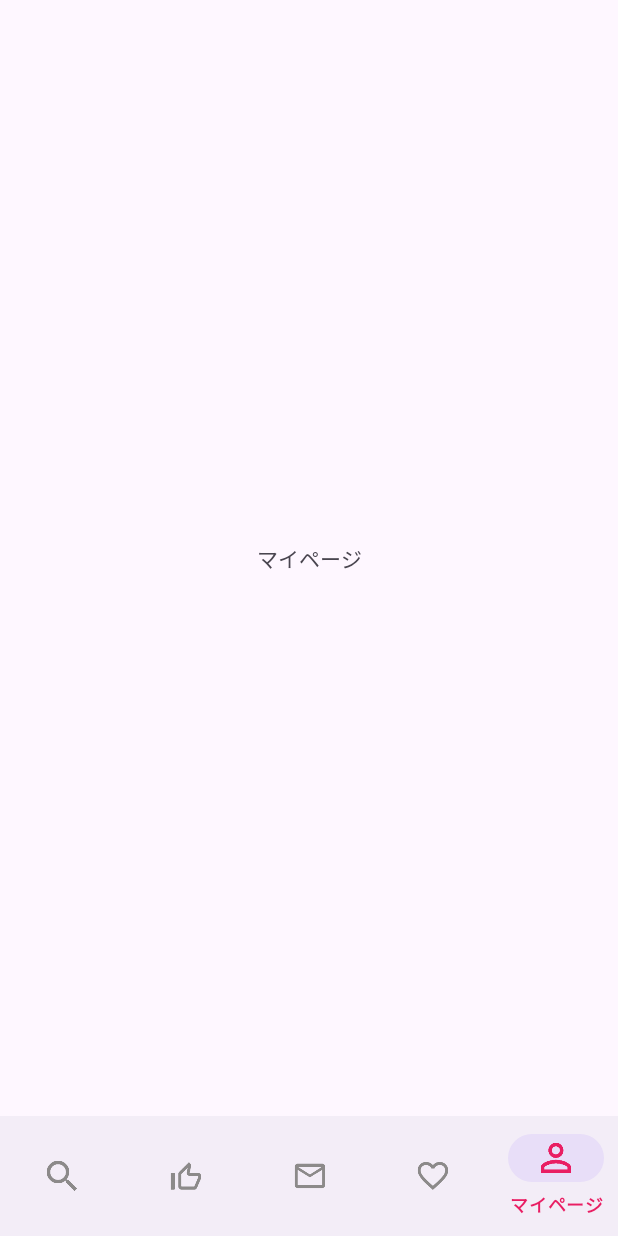
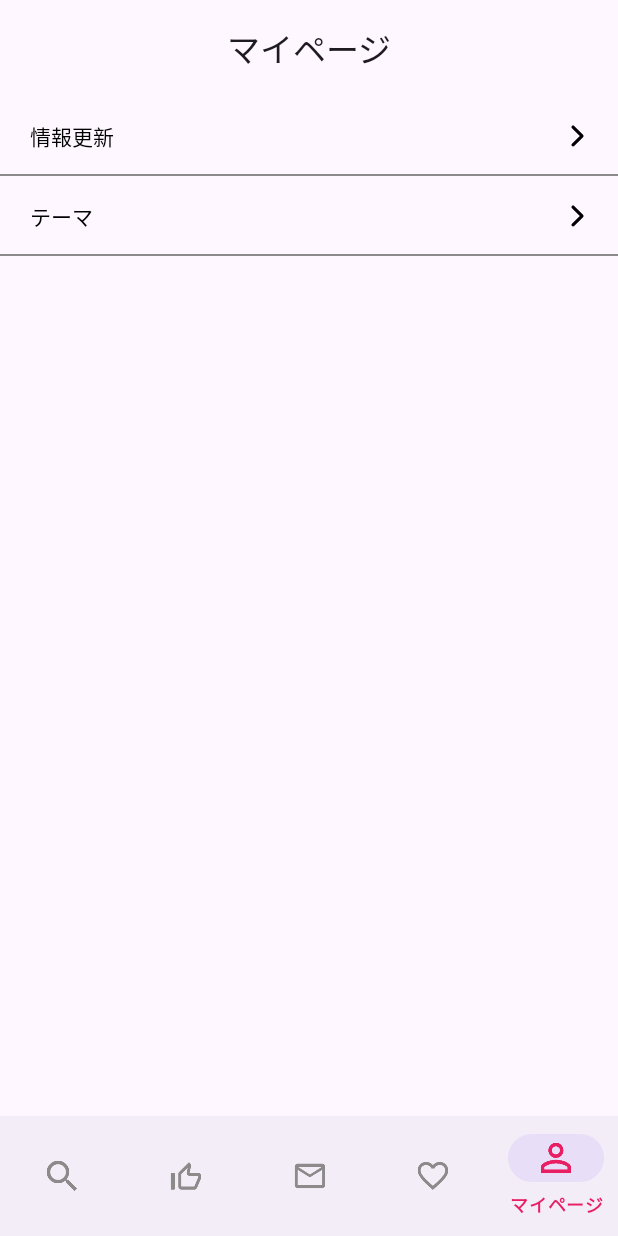
Before and after one commit to JongSeok-327/matching, an Android app: the MyPageFragment screen opened through its navigation route, on a phone screen of 412 x 824 dp. Run offline under Robolectric (Android 15) with nearby library versions, the phone set to English and light mode, and no system bars; our stand-ins replace navigation-ui; 1 statement that could not run was skipped.

Commit message:
temp saved.
- add to my page fragment.

```diff
--- a/app/src/main/java/com/bae/matching/utils/Constants.kt
+++ b/app/src/main/java/com/bae/matching/utils/Constants.kt
@@ -11,3 +11,9 @@ const val USER_LIST_TABLE_NAME = "user_list"
 // Preference
 const val PREF_TIME = "PREF_TIME"
 const val PREF_CACHE_DURATION = "PREF_CACHE_DURATION"
+const val PREF_THEME = "PREF_THEME"
+
+// Theme
+const val THEME_LIGHT_MODE   = "light"
+const val THEME_DARK_MODE    = "dark"
+const val THEME_DEFAULT_MODE = "default"
--- /dev/null
+++ b/app/src/main/java/com/bae/matching/utils/MyPageItem.kt
@@ -0,0 +1,10 @@
+package com.bae.matching.utils
+
+import androidx.annotation.StringRes
+import com.bae.matching.R
+
+enum class MyPageItem(@StringRes val stringRes: Int)
+{
+    MY_INFORMATION(R.string.my_page_my_information),
+    THEME(R.string.my_page_theme)
+}
--- a/app/src/main/java/com/bae/matching/utils/SharedPreferencesHelper.kt
+++ b/app/src/main/java/com/bae/matching/utils/SharedPreferencesHelper.kt
@@ -31,4 +31,5 @@ class SharedPreferencesHelper
 
     fun getUpdateTime() = prefs?.getLong(PREF_TIME, 0)
     fun getCacheDuration() = prefs?.getString(PREF_CACHE_DURATION, "")
+    fun getTheme() = prefs?.getString(PREF_THEME, THEME_DEFAULT_MODE)
 }
--- /dev/null
+++ b/app/src/main/java/com/bae/matching/views/adapter/MyPageListAdapter.kt
@@ -0,0 +1,32 @@
+package com.bae.matching.views.adapter
+
+import android.view.LayoutInflater
+import android.view.ViewGroup
+import androidx.recyclerview.widget.RecyclerView
+import com.bae.matching.databinding.ItemMyPageBinding
+import com.bae.matching.utils.MyPageItem
+
+class MyPageListAdapter(private val callback: (MyPageItem) -> Unit)
+    :RecyclerView.Adapter<MyPageListAdapter.MyPageViewHolder>()
+{
+    override fun onCreateViewHolder(parent: ViewGroup, viewType: Int): MyPageViewHolder {
+        val binding = ItemMyPageBinding.inflate(LayoutInflater.from(parent.context), parent, false)
+        return MyPageViewHolder(binding)
+    }
+
+
+    override fun onBindViewHolder(holder: MyPageViewHolder, position: Int) {
+        val item = MyPageItem.values()[position]
+        holder.binding.apply {
+            textTitle.setText(item.stringRes)
+            root.setOnClickListener {
+                callback.invoke(item)
+            }
+        }
+    }
+
+    override fun getItemCount(): Int = MyPageItem.values().size
+
+    inner class MyPageViewHolder(val binding: ItemMyPageBinding):
+        RecyclerView.ViewHolder(binding.root)
+}
--- /dev/null
+++ b/app/src/main/res/drawable/right_arrow.xml
@@ -0,0 +1,9 @@
+<vector xmlns:android="http://schemas.android.com/apk/res/android"
+    android:width="24dp"
+    android:height="24dp"
+    android:viewportWidth="24"
+    android:viewportHeight="24">
+  <path
+      android:pathData="M9.306,18.694C9.714,19.102 10.376,19.102 10.784,18.694L16.697,12.793C16.923,12.568 17.024,12.265 17,11.971C17.006,11.696 16.904,11.419 16.694,11.21L10.784,5.306C10.376,4.898 9.714,4.898 9.306,5.306C8.898,5.713 8.898,6.374 9.306,6.782L14.533,12.002L9.306,17.219C8.897,17.626 8.897,18.287 9.306,18.694Z"
+      android:fillColor="#000000"/>
+</vector>
--- a/app/src/main/res/layout/fragment_my_page.xml
+++ b/app/src/main/res/layout/fragment_my_page.xml
@@ -1,14 +1,30 @@
 <?xml version="1.0" encoding="utf-8"?>
-<FrameLayout xmlns:android="http://schemas.android.com/apk/res/android"
+<androidx.constraintlayout.widget.ConstraintLayout xmlns:android="http://schemas.android.com/apk/res/android"
+    xmlns:app="http://schemas.android.com/apk/res-auto"
     xmlns:tools="http://schemas.android.com/tools"
     android:layout_width="match_parent"
     android:layout_height="match_parent"
     tools:context=".views.fragment.MyPageFragment">
 
-    <TextView
-        android:layout_width="match_parent"
-        android:layout_height="match_parent"
-        android:gravity="center"
-        android:text="@string/tab_bar_item_5_title" />
+    <com.google.android.material.appbar.MaterialToolbar
+        android:id="@+id/toolbar"
+        android:layout_width="0dp"
+        android:layout_height="wrap_content"
+        android:elevation="3dp"
+        android:minHeight="?attr/actionBarSize"
+        app:layout_constraintEnd_toEndOf="parent"
+        app:layout_constraintStart_toStartOf="parent"
+        app:layout_constraintTop_toTopOf="parent"
+        app:title="@string/tab_bar_item_5_title"
+        app:titleCentered="true" />
 
-</FrameLayout>
+    <androidx.recyclerview.widget.RecyclerView
+        android:id="@+id/recycler"
+        android:layout_width="0dp"
+        android:layout_height="0dp"
+        app:layoutManager="androidx.recyclerview.widget.LinearLayoutManager"
+        app:layout_constraintBottom_toBottomOf="parent"
+        app:layout_constraintEnd_toEndOf="parent"
+        app:layout_constraintStart_toStartOf="parent"
+        app:layout_constraintTop_toBottomOf="@id/toolbar" />
+</androidx.constraintlayout.widget.ConstraintLayout>
--- a/app/src/main/res/layout/fragment_user_detail.xml
+++ b/app/src/main/res/layout/fragment_user_detail.xml
@@ -12,6 +12,7 @@
         android:layout_height="wrap_content"
         android:minHeight="?attr/actionBarSize"
         app:contentInsetStart="6dp"
+        android:elevation="3dp"
         app:layout_constraintEnd_toEndOf="parent"
         app:layout_constraintStart_toStartOf="parent"
         app:layout_constraintTop_toTopOf="parent"
--- /dev/null
+++ b/app/src/main/res/layout/item_my_page.xml
@@ -0,0 +1,38 @@
+<?xml version="1.0" encoding="utf-8"?>
+<androidx.constraintlayout.widget.ConstraintLayout xmlns:android="http://schemas.android.com/apk/res/android"
+    xmlns:app="http://schemas.android.com/apk/res-auto"
+    xmlns:tools="http://schemas.android.com/tools"
+    android:layout_width="match_parent"
+    android:layout_height="wrap_content">
+
+    <com.google.android.material.textview.MaterialTextView
+        android:id="@+id/text_title"
+        android:layout_width="0dp"
+        android:layout_height="wrap_content"
+        android:layout_marginHorizontal="20dp"
+        android:layout_marginVertical="16dp"
+        android:textColor="@color/black"
+        android:textSize="14sp"
+        app:layout_constraintBottom_toBottomOf="parent"
+        app:layout_constraintStart_toStartOf="parent"
+        app:layout_constraintTop_toTopOf="parent"
+        tools:text="@string/my_page_theme" />
+
+    <androidx.appcompat.widget.AppCompatImageView
+        android:id="@+id/image_arrow"
+        android:layout_width="wrap_content"
+        android:layout_height="wrap_content"
+        android:layout_marginEnd="16dp"
+        app:layout_constraintBottom_toBottomOf="@id/text_title"
+        app:layout_constraintEnd_toEndOf="parent"
+        app:layout_constraintTop_toTopOf="@id/text_title"
+        app:srcCompat="@drawable/right_arrow" />
+
+    <View
+        android:layout_width="0dp"
+        android:layout_height="1dp"
+        android:background="@color/bottom_not_selected_color"
+        app:layout_constraintBottom_toBottomOf="parent"
+        app:layout_constraintEnd_toEndOf="parent"
+        app:layout_constraintStart_toStartOf="parent" />
+</androidx.constraintlayout.widget.ConstraintLayout>
--- a/app/src/main/res/values/strings.xml
+++ b/app/src/main/res/values/strings.xml
@@ -16,4 +16,8 @@
     <string name="title_user_nick_name">ニックネーム</string>
     <string name="title_user_age">年齢</string>
     <string name="title_user_address">居住地</string>
+
+    <!-- MyPage Items -->
+    <string name="my_page_my_information">情報更新</string>
+    <string name="my_page_theme">テーマ</string>
 </resources>
```
Also changed, not shown: app/src/main/java/com/bae/matching/utils/ThemeUtil.kt (added, +32 -0 lines), app/src/main/java/com/bae/matching/views/fragment/MyPageFragment.kt (+56 -0 lines), app/src/main/res/layout/dialog_select_theme.xml (added, +49 -0 lines).
